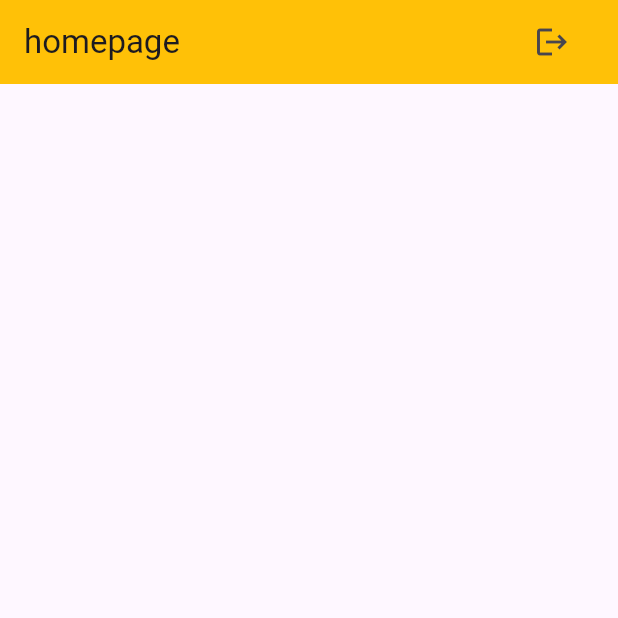
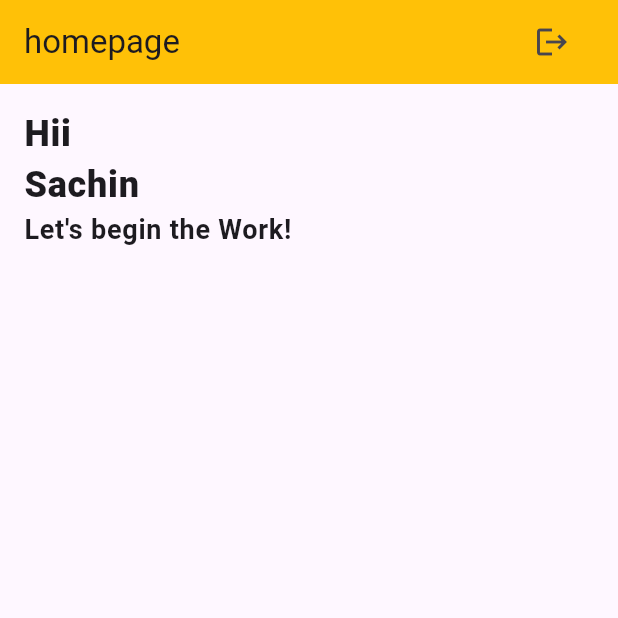
Before and after one commit to Sachinpandit2809/firebase_series, a Flutter app: the HomepageScreen screen opened directly, on a phone screen of 412 x 824 dp, the top half of it. Run offline on Flutter 3.47's test engine with Material 3 defaults, Android fonts, the phone set to English and light mode, and no system bars; our stand-ins replace firebase_auth, firebase_core, fluttertoast, google_sign_in, lottie; accounts and stored records are empty; network calls fail.

```diff
--- a/lib/main.dart
+++ b/lib/main.dart
@@ -1,6 +1,4 @@
 import 'package:firebase_core/firebase_core.dart';
-import 'package:firebase_series/screens/auth/otp_screen.dart';
-import 'package:firebase_series/screens/auth/phone_number_screen.dart';
 import 'package:firebase_series/screens/splash_screen.dart';
 import 'package:flutter/material.dart';
 import 'firebase_options.dart';
@@ -27,7 +25,7 @@ class MyApp extends StatelessWidget {
         colorScheme: ColorScheme.fromSeed(seedColor: Colors.deepPurple),
         useMaterial3: true,
       ),
-      home: SplashScreen(),
+      home: const SplashScreen(),
     );
   }
 }
--- a/lib/resources/media_ext.dart
+++ b/lib/resources/media_ext.dart
@@ -1,6 +1,6 @@
 import 'package:flutter/widgets.dart';
 
-extension on BuildContext {
+extension MediaExt on BuildContext {
   double get height => MediaQuery.of(this).size.height;
   double get width => MediaQuery.of(this).size.width;
 }
--- a/lib/resources/num_ext.dart
+++ b/lib/resources/num_ext.dart
@@ -1,6 +1,6 @@
 import 'package:flutter/widgets.dart';
 
-extension on num {
+extension NumExt on num {
   SizedBox get heightBox => SizedBox(height: toDouble());
   SizedBox get widthtBox => SizedBox(width: toDouble());
 }
--- a/lib/screens/homepage_screen.dart
+++ b/lib/screens/homepage_screen.dart
@@ -1,5 +1,5 @@
 import 'package:firebase_auth/firebase_auth.dart';
-import 'package:firebase_core/firebase_core.dart';
+import 'package:firebase_series/resources/k_textstyle.dart';
 import 'package:firebase_series/screens/auth/login_screen.dart';
 import 'package:firebase_series/utils/utils.dart';
 import 'package:flutter/material.dart';
@@ -18,21 +18,44 @@ class _HomepageScreenState extends State<HomepageScreen> {
       appBar: AppBar(
         automaticallyImplyLeading: false,
         backgroundColor: Colors.amber,
-      title: Text("homepage"),
+        title: const Text("homepage"),
         actions: [
           IconButton(
               onPressed: () {
                 FirebaseAuth.instance.signOut().then((onValue) {
                   Utils().toastErrorMessage("user logout");
-                Navigator.push(context,
-                    MaterialPageRoute(builder: (context) => LoginScreen()));
+                  Navigator.push(
+                      context,
+                      MaterialPageRoute(
+                          builder: (context) => const LoginScreen()));
                 });
               },
-            icon: Icon(Icons.logout)),
-        SizedBox(
+              icon: const Icon(Icons.logout)),
+          const SizedBox(
             width: 20,
           )
         ],
-    ));
+      ),
+      body: Padding(
+        padding: const EdgeInsets.all(16.0),
+        child: Column(
+          crossAxisAlignment: CrossAxisAlignment.start,
+          children: [
+            Text(
+              "Hii",
+              style: KTextStyle.K_24,
+            ),
+            Text(
+              "Sachin",
+              style: KTextStyle.K_24,
+            ),
+            Text(
+              "Let's begin the Work!",
+              style: KTextStyle.K_18,
+            )
+          ],
+        ),
+      ),
+    );
   }
 }
--- a/lib/widgets/k_textformfield.dart
+++ b/lib/widgets/k_textformfield.dart
@@ -1,7 +1,6 @@
-import 'package:flutter/foundation.dart';
 import 'package:flutter/material.dart';
-import 'package:flutter/widgets.dart';
 
+// ignore: must_be_immutable
 class KTextformfield extends StatefulWidget {
   String hintText;
   TextEditingController controller;
@@ -22,6 +21,7 @@ class _KTextformfieldState extends State<KTextformfield> {
     return TextFormField(
       controller: widget.controller,
       keyboardType: widget.keyboard,
+      // ignore: prefer_const_constructors
       style: TextStyle(color: Colors.blue),
       decoration: InputDecoration(
           labelText: widget.hintText,
--- a/lib/widgets/round_button.dart
+++ b/lib/widgets/round_button.dart
@@ -1,8 +1,9 @@
 import 'package:firebase_series/resources/k_textstyle.dart';
+// ignore: unnecessary_import
 import 'package:flutter/foundation.dart';
 import 'package:flutter/material.dart';
-import 'package:flutter/widgets.dart';
 
+// ignore: must_be_immutable
 class RoundButton extends StatefulWidget {
   String title;
   VoidCallback onPress;
```
Also changed, not shown: lib/screens/auth/otp_screen.dart (+15 -8 lines). Lines whose indentation alone changed are shown as unchanged.
